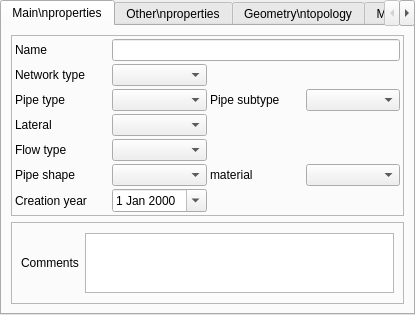
Qt form config/base3_urbandrainage/qgswidgets/lamia_form_edge_ui.ui (Artelia/Lamia) before a commit.
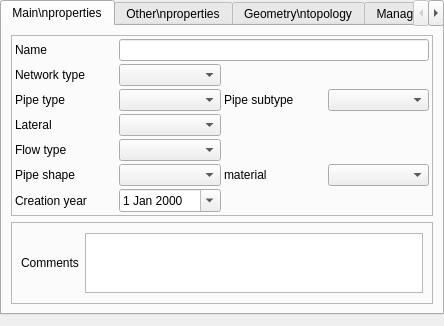
The same form after that commit. Icons and pictures are not drawn.

What changed in the file:
```diff
--- a/config/base3_urbandrainage/qgswidgets/lamia_form_edge_ui.ui
+++ b/config/base3_urbandrainage/qgswidgets/lamia_form_edge_ui.ui
@@ -6,8 +6,8 @@
    <rect>
     <x>0</x>
     <y>0</y>
-    <width>400</width>
-    <height>300</height>
+    <width>444</width>
+    <height>326</height>
    </rect>
   </property>
   <property name="windowTitle">
```
Left out of the diff: 2 changed lines with no effect on the pictures.
